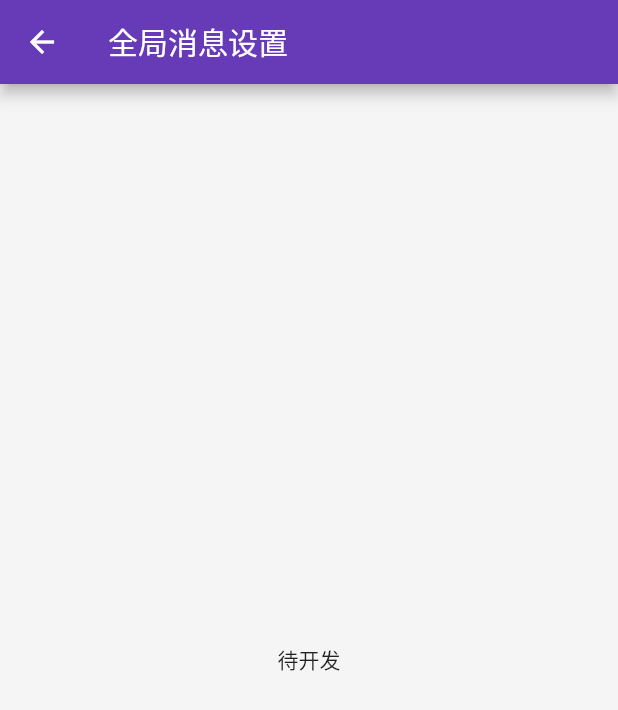
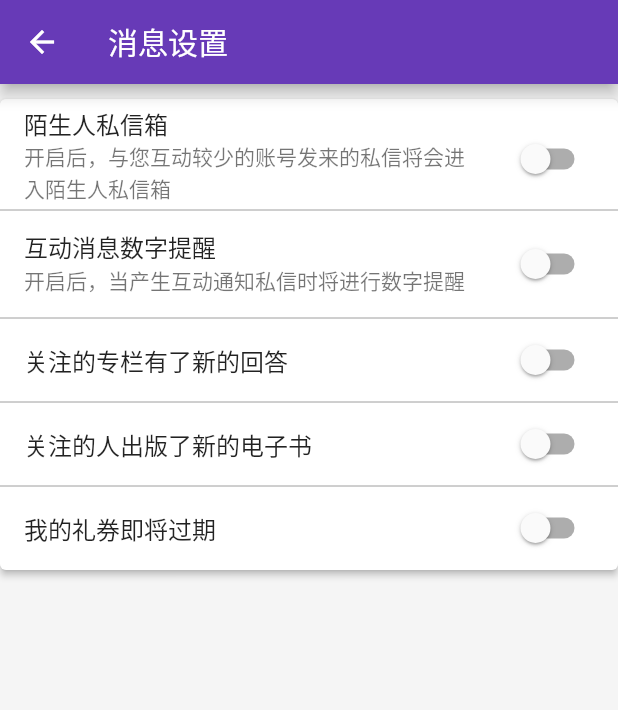
Before and after one commit to FreeLifeSJ/idea, a Flutter app: the NotificationSettingsPage screen opened by its route, on a phone screen of 412 x 824 dp. Shown: the top 710 px of the screen. Run offline on Flutter 3.47's test engine with Material 2 defaults, Android fonts, the phone set to English and light mode, and no system bars; our stand-ins replace connectivity, dio, event_bus, flutter_redux, flutter_swiper, redux and 2 more; missing offline and left inert: common_utils, flustars, flutter_inappbrowser; accounts and stored records are empty; generated files the repository leaves out were written again.

Commit message:
消息设置ui界面

```diff
--- a/lib/page/notification_file/notification_settings.dart
+++ b/lib/page/notification_file/notification_settings.dart
@@ -1,23 +1,118 @@
 import 'package:flutter/material.dart';
+import 'package:shared_preferences/shared_preferences.dart';
+import 'package:gaozhongzhihu/resources/storage_key.dart';
+import 'package:flustars/flustars.dart';
+import 'package:gaozhongzhihu/resources/resources_index.dart';
+import 'package:flutter_redux/flutter_redux.dart';
+import 'package:gaozhongzhihu/state_manange/redux.dart';
 
-class NotificationSettingsPage extends StatefulWidget{
-
+class NotificationSettingsPage extends StatefulWidget {
   @override
-  State createState() {
-    return NotificationSettingsPageState();
-  }
+  State createState() => NotificationSettingsPageState();
 }
 
-class NotificationSettingsPageState extends State<NotificationSettingsPage>{
+class NotificationSettingsPageState extends State<NotificationSettingsPage> {
+  bool isReceiveFstranger = false;
+  bool isShowNumber = false;
+  bool isShow1 = false;
+  bool isShow2 = false;
+  bool isShow3 = false;
+  SharedPreferences sharedPreferences;
   @override
   Widget build(BuildContext context) {
-    // TODO: implement build
+    print("NotificationSettingsPage Build");
     return Scaffold(
-      appBar: AppBar(
-        title: Text("全局消息设置"),
+      appBar: new AppBar(
+        title: new Text("消息设置"),
       ),
-      body: Center(
-        child: Text("待开发"),
+      body: ListView(
+        children: <Widget>[
+          Card(
+            margin: EdgeInsets.only(top: 10),
+            elevation: 2,
+            child: Column(
+              children: <Widget>[
+                ListTile(
+                  title: Text("陌生人私信箱"),
+                  subtitle: Text("开启后，与您互动较少的账号发来的私信将会进入陌生人私信箱"),
+                  trailing: Switch(
+                      value: isReceiveFstranger,
+                      onChanged: (newValue) {
+                        SpUtil.putBool(StorageKey.isSaveGPRS, newValue);
+                        setState(() {
+                          isReceiveFstranger = newValue;
+                        });
+                      }),
+                ),
+                Divider(
+                  height: 0,
+                  color: Colors.grey,
+                  //indent: 100,
+                ),
+                ListTile(
+                  title: Text("互动消息数字提醒"),
+                  subtitle: Text("开启后，当产生互动通知私信时将进行数字提醒"),
+                  trailing: Switch(
+                      value: isShowNumber,
+                      onChanged: (newValue) {
+                        SpUtil.putBool(StorageKey.isSaveGPRS, newValue);
+                        setState(() {
+                          isShowNumber = newValue;
+                        });
+                      }),
+                ),
+                Divider(
+                  height: 0,
+                  color: Colors.grey,
+                  //indent: 70,
+                ),
+                ListTile(
+                  title: Text("关注的专栏有了新的回答"),
+                  trailing: Switch(
+                      value: isShow1,
+                      onChanged: (newValue) {
+                        SpUtil.putBool(StorageKey.isSaveGPRS, newValue);
+                        setState(() {
+                          isShow1 = newValue;
+                        });
+                      }),
+                ),
+                                Divider(
+                  height: 0,
+                  color: Colors.grey,
+                  //indent: 70,
+                ),
+                ListTile(
+                  title: Text("关注的人出版了新的电子书"),
+                  trailing: Switch(
+                      value: isShow2,
+                      onChanged: (newValue) {
+                        SpUtil.putBool(StorageKey.isSaveGPRS, newValue);
+                        setState(() {
+                          isShow2 = newValue;
+                        });
+                      }),
+                ),
+                                Divider(
+                  height: 0,
+                  color: Colors.grey,
+                  //indent: 70,
+                ),
+                ListTile(
+                  title: Text("我的礼券即将过期"),
+                  trailing: Switch(
+                      value: isShow3,
+                      onChanged: (newValue) {
+                        SpUtil.putBool(StorageKey.isSaveGPRS, newValue);
+                        setState(() {
+                          isShow3 = newValue;
+                        });
+                      }),
+                ),
+              ],
+            ),
+          ),
+        ],
       ),
     );
   }
```
